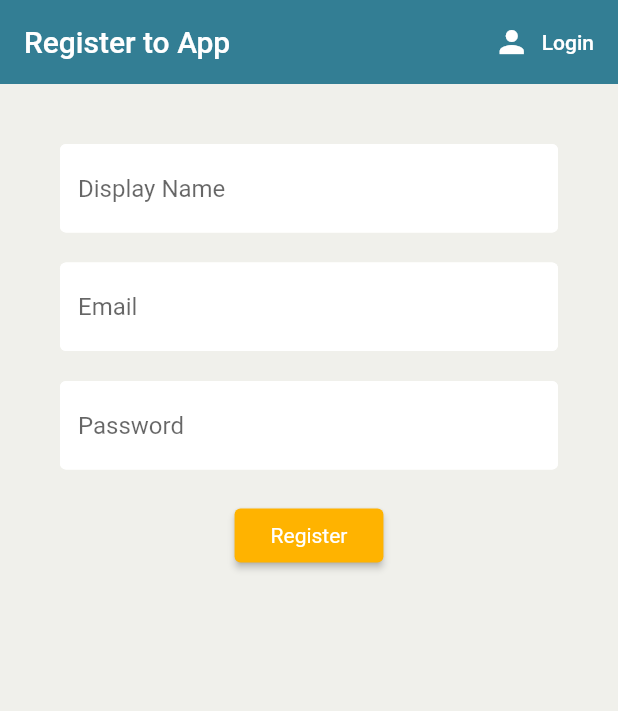
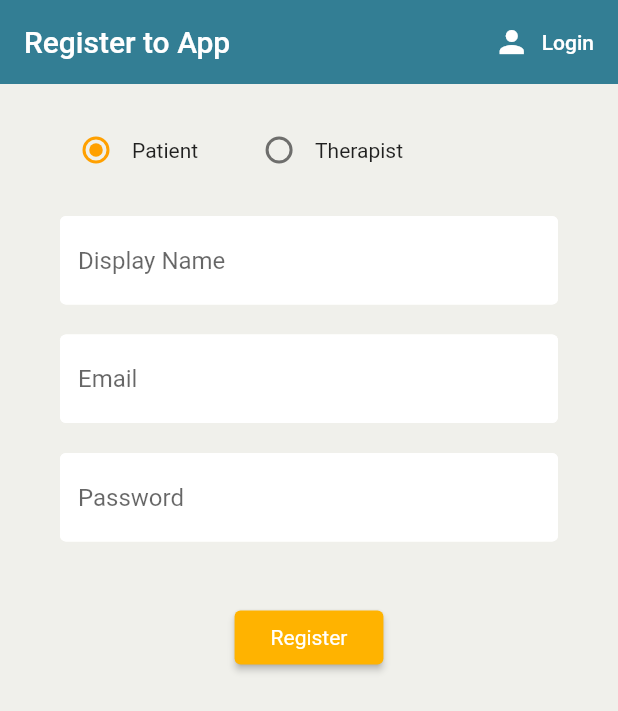
Before and after one commit to jasonchn18/drug-addiction-recovery-app, a Flutter app: the screen it shows after launch, after a tap on "Register", on a phone screen of 412 x 824 dp. Shown: the top 711 px of the screen. Run offline on Flutter 3.47's test engine with Material 2 defaults, Android fonts, the phone set to English and light mode, and no system bars; our stand-ins replace cloud_firestore, firebase_auth, firebase_core, flutter_spinkit, im_stepper; accounts and stored records are empty.

Commit message:
Add user type radio button in register screen

```diff
--- a/lib/screens/authentication/register.dart
+++ b/lib/screens/authentication/register.dart
@@ -14,11 +14,14 @@ class Register extends StatefulWidget {
   _RegisterState createState() => _RegisterState();
 }
 
+enum UserType { patient, therapist }
 class _RegisterState extends State<Register> {
 
   final AuthService _auth = AuthService();
   final _formKey = GlobalKey<FormState>();
   bool loading = false;
+
+  UserType? _type = UserType.patient;
 
   // Text field state
   String displayName = '';
@@ -64,11 +67,39 @@ class _RegisterState extends State<Register> {
           child: SingleChildScrollView(   // to fix renderflex error when keyboard opens
             child: Column(
               children: <Widget>[
+                // Type of User radio buttons
+                Row(
+                  children: <Widget>[
+                    Radio<UserType>(
+                      activeColor: Colors.amber[700],
+                      value: UserType.patient,
+                      groupValue: _type,
+                      onChanged: (UserType? value) {
+                        setState(() {
+                          _type = value;
+                        });
+                      },
+                    ),
+                    Text('Patient'),
+                    SizedBox(width: 30.0),
+                    Radio<UserType>(
+                      activeColor: Colors.amber[700],
+                      value: UserType.therapist,
+                      groupValue: _type,
+                      onChanged: (UserType? value) {
+                        setState(() {
+                          _type = value;
+                        });
+                      },
+                    ),
+                    Text('Therapist'),
+                  ],
+                ),
                 SizedBox(height: 20.0),
                 // Display Name text field:
                 TextFormField(
                   decoration: textInputDecoration.copyWith(hintText: 'Display Name'),
-                  validator: (val) => val!.isEmpty ? 'Enter a Display Name.' : null,
+                  validator: (val) => val!.isEmpty ? 'Enter a display name.' : null,
                   onChanged: (val) {
                     // val represents whatever is in the form field
                     // onChanged means everytime something is typed or deleted from the form field
@@ -97,18 +128,30 @@ class _RegisterState extends State<Register> {
                   },
                 ),
                 SizedBox(height: 20.0),
+                SizedBox(height: 20.0),
                 ElevatedButton(
                   onPressed: () async {
                     if (_formKey.currentState!.validate()) {
                       // if receive null value only continue
                       setState(() => loading = true);
-                      dynamic result = await _auth.registerWithEmailAndPassword(displayName, email, password);
+
+                      String _usertype = '';
+                      if (_type == UserType.patient) {
+                        _usertype = "P";
+                      }
+                      else if (_type == UserType.therapist) {
+                        _usertype = "T";
+                      }
+
+                      dynamic result = await _auth.registerWithEmailAndPassword(displayName, email, password, _usertype);
+
                       if (result == null) {
                         setState(() {
                           error = 'Please supply a valid email.';
                           loading = false;
                         });
                       }
+
                       print(email);
                       print(password);
                     }
--- a/lib/screens/home.dart
+++ b/lib/screens/home.dart
@@ -4,7 +4,7 @@ import 'package:flutter/material.dart';
 import 'package:fyp_app/services/auth.dart';
 import 'package:fyp_app/services/database.dart';
 import 'package:provider/provider.dart';
-import 'package:fyp_app/screens/user_list.dart';
+import 'package:fyp_app/user_list.dart';
 
 class Home extends StatefulWidget {
   const Home({ Key? key }) : super(key: key);
--- a/lib/services/auth.dart
+++ b/lib/services/auth.dart
@@ -48,13 +48,13 @@ class AuthService {
   }
 
   // method to register with email and password
-  Future registerWithEmailAndPassword(String displayName, String email, String password) async {
+  Future registerWithEmailAndPassword(String displayName, String email, String password, String type) async {
     try {
       UserCredential result = await _auth.createUserWithEmailAndPassword(email: email, password: password);
       User? user = result.user;
 
       // create a new document for the user with the uid
-      await DatabaseService(uid: user!.uid).updateUserData(displayName, user.email, 'P');
+      await DatabaseService(uid: user!.uid).updateUserData(displayName, user.email, type);
       print('print #2:');
       print(user);
       return _userFromFirebaseUser(user);
--- a/lib/services/database.dart
+++ b/lib/services/database.dart
@@ -12,11 +12,12 @@ class DatabaseService {
     return await userCollection.doc(uid).set({
       'displayName': displayName,
       'email': email,
-      'type': type, // P-Patient or T-Therapist
+      'type': type,   // P-Patient or T-Therapist
+      'sober_days': null,
     });
   }
 
-  // get brews stream
+  // get users stream
   Stream<QuerySnapshot> get users {
     return userCollection.snapshots();
   }
--- a/lib/screens/user_list.dart
+++ b/lib/user_list.dart
@@ -1,6 +1,6 @@
 import 'package:flutter/material.dart';
-import 'package:cloud_firestore/cloud_firestore.dart';
 import 'package:provider/provider.dart';
+import 'package:fyp_app/models/the_user.dart';
 
 class UserList extends StatefulWidget {
   const UserList({ Key? key }) : super(key: key);
@@ -13,7 +13,7 @@ class _UserListState extends State<UserList> {
   @override
   Widget build(BuildContext context) {
 
-    final users = Provider.of<QuerySnapshot?>(context);
+    final users = Provider.of<List<TheUser>?>(context);
     // print(brews.docs);
     if (users != null) {
       // for (var doc in users.docs) {
```
Also changed, not shown: lib/screens/appointment.dart (+73 -21 lines).
